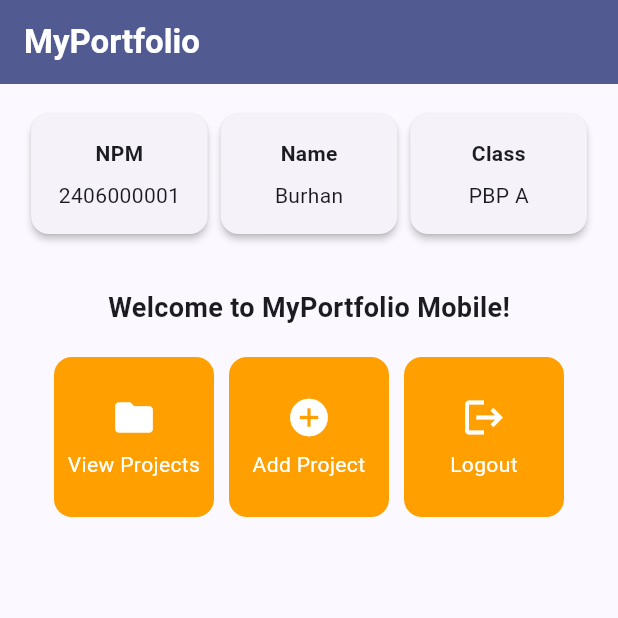
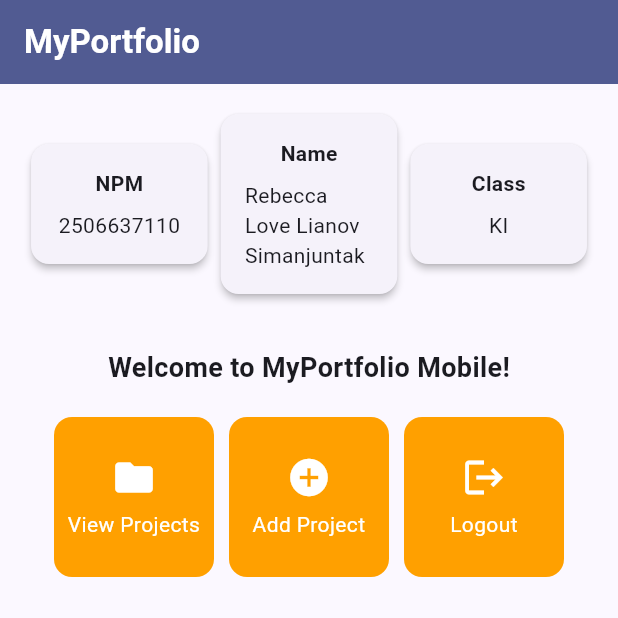
Before and after one commit to beccaovels/myportofolio_mobile, a Flutter app: the screen it shows after launch, on a phone screen of 412 x 824 dp, the top half of it. Run offline on Flutter 3.47's test engine with Material 3 defaults, Android fonts, the phone set to English and light mode, and no system bars.

Commit message:
feat(menu): replace sample identity with portfolio owner info

```diff
--- a/lib/menu.dart
+++ b/lib/menu.dart
@@ -3,9 +3,9 @@ import 'package:flutter/material.dart';
 class MyHomePage extends StatelessWidget {
   MyHomePage({super.key});
 
-  final String npm = "2406000001";
-  final String nama = "Burhan";
-  final String kelas = "PBP A";
+  final String npm = "2506637110";
+  final String nama = "Rebecca Love Lianov Simanjuntak";
+  final String kelas = "KI";
 
   final List<ItemHomepage> items = [
     ItemHomepage("View Projects", Icons.folder),
```
